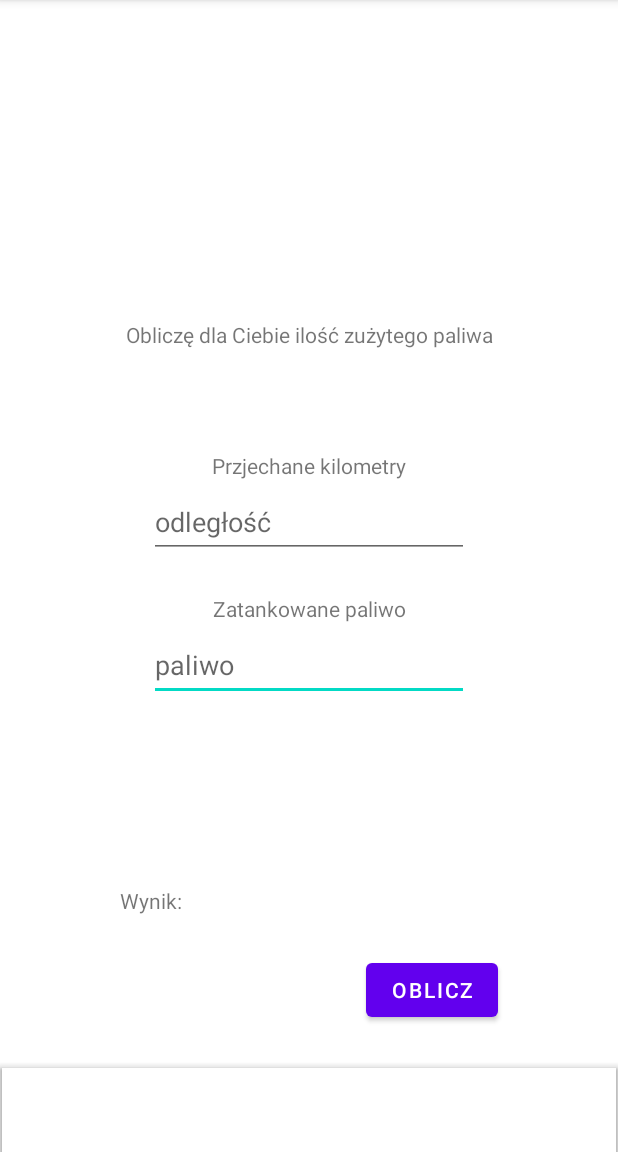
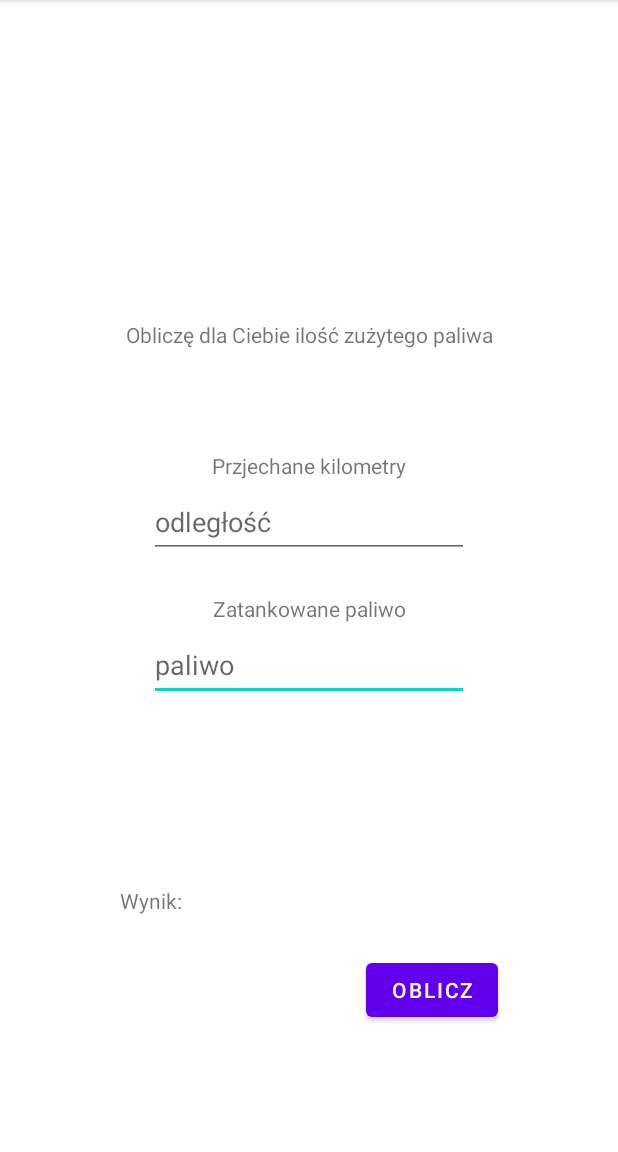
Before and after one commit to singg5/AutoNote, an Android app: the screen it shows after launch (MainActivity), on a phone screen of 412 x 824 dp, the part 84-1236 px from its top. Run offline under Robolectric (Android 15) with nearby library versions, the phone set to English and light mode, and no system bars.

Commit message:
Core: delete bottombar for now

```diff
--- a/app/src/main/res/layout/activity_main.xml
+++ b/app/src/main/res/layout/activity_main.xml
@@ -126,12 +126,4 @@
         app:layout_constraintHorizontal_bias="1.0"
         app:layout_constraintStart_toStartOf="parent" />
 
-    <com.google.android.material.bottomappbar.BottomAppBar
-        android:id="@+id/bottomAppBar"
-        android:layout_width="409dp"
-        android:layout_height="wrap_content"
-        android:layout_gravity="bottom"
-        app:layout_constraintBottom_toBottomOf="parent"
-        app:layout_constraintEnd_toEndOf="parent"
-        app:layout_constraintStart_toStartOf="parent" />
 </androidx.constraintlayout.widget.ConstraintLayout>
```
